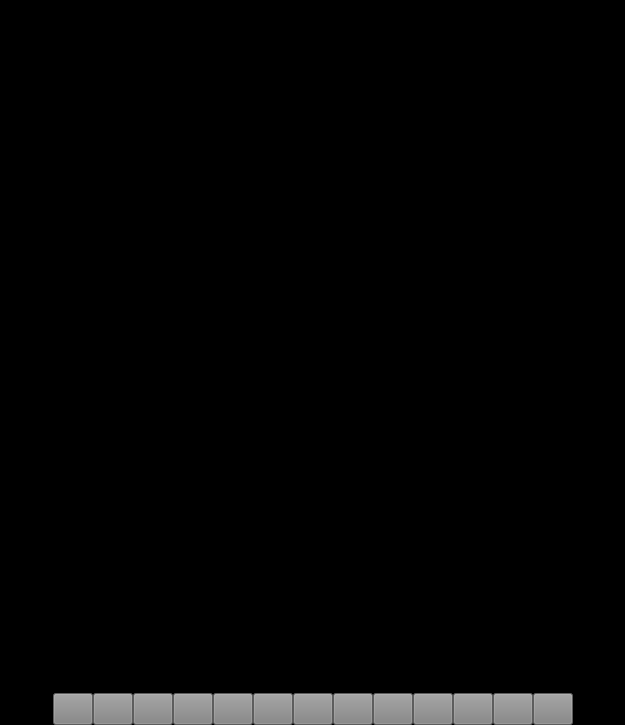
Qt form ui/display_session.ui (Inkdecker/Inkdrawing) before a commit.
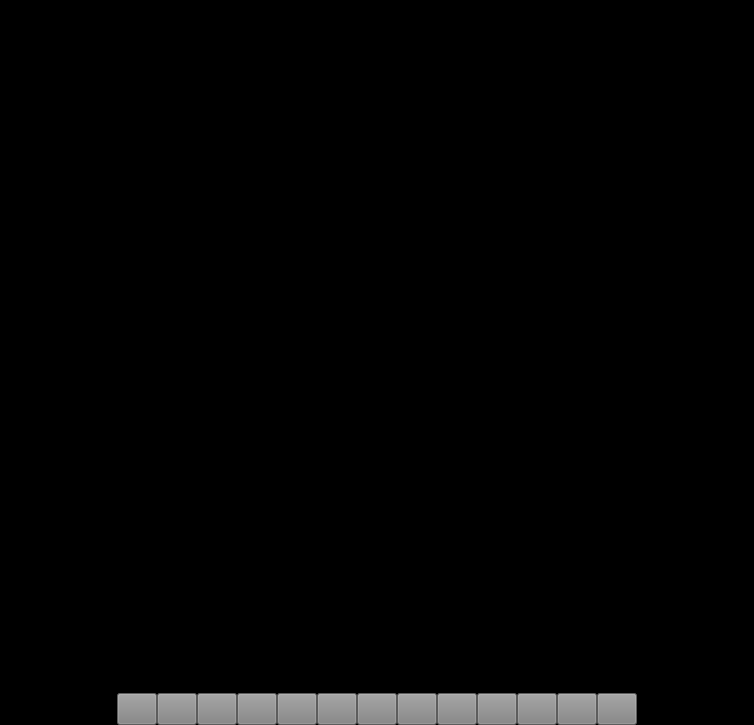
The same form after that commit. Icons and pictures are not drawn.

```diff
--- a/ui/display_session.ui
+++ b/ui/display_session.ui
@@ -6,7 +6,7 @@
    <rect>
     <x>0</x>
     <y>0</y>
-    <width>625</width>
+    <width>754</width>
     <height>725</height>
    </rect>
   </property>
@@ -18,7 +18,7 @@
   </property>
   <property name="minimumSize">
    <size>
-    <width>625</width>
+    <width>650</width>
     <height>1</height>
    </size>
   </property>
```
Left out of the diff: 2 changed lines with no effect on the pictures.
